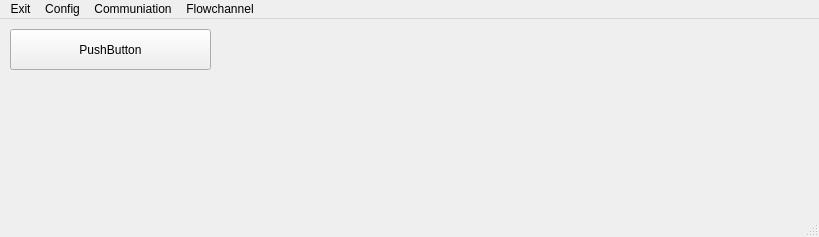
The window that ui/main.ui (ArJKloek/FlowControl) describes before a commit, drawn with Qt 5.
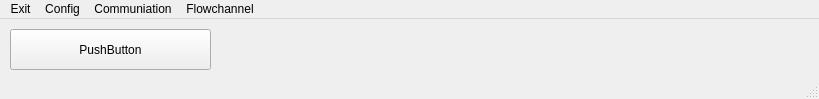
The same window after the commit.

Diff of the .ui file:
```diff
--- a/ui/main.ui
+++ b/ui/main.ui
@@ -7,7 +7,7 @@
     <x>0</x>
     <y>0</y>
     <width>819</width>
-    <height>237</height>
+    <height>99</height>
    </rect>
   </property>
   <property name="sizePolicy">
```
